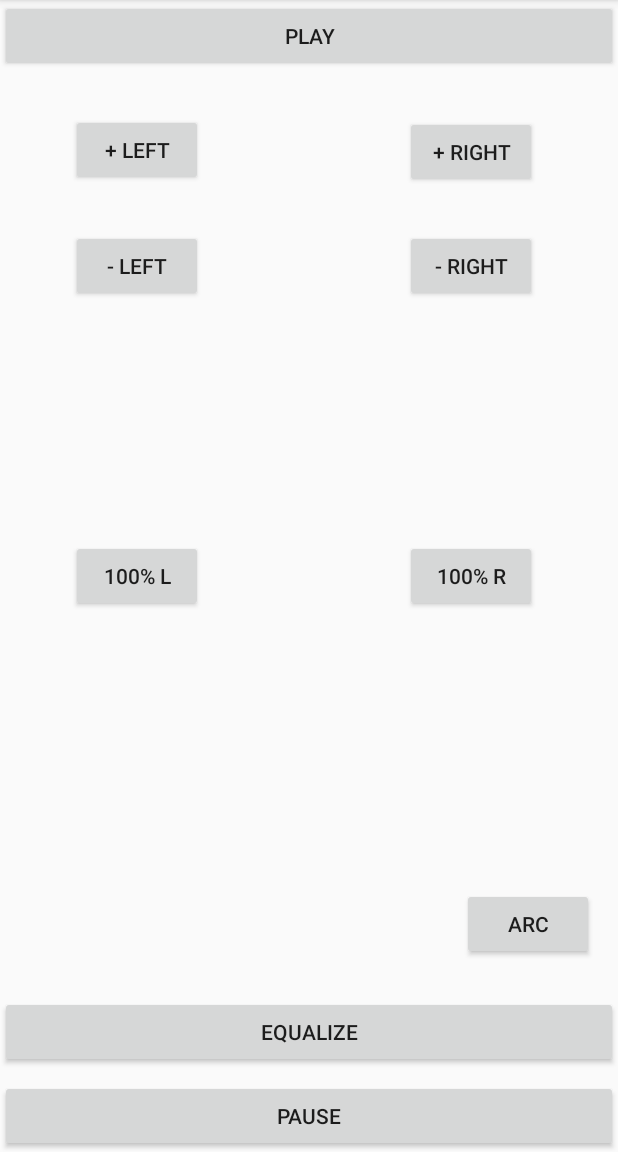
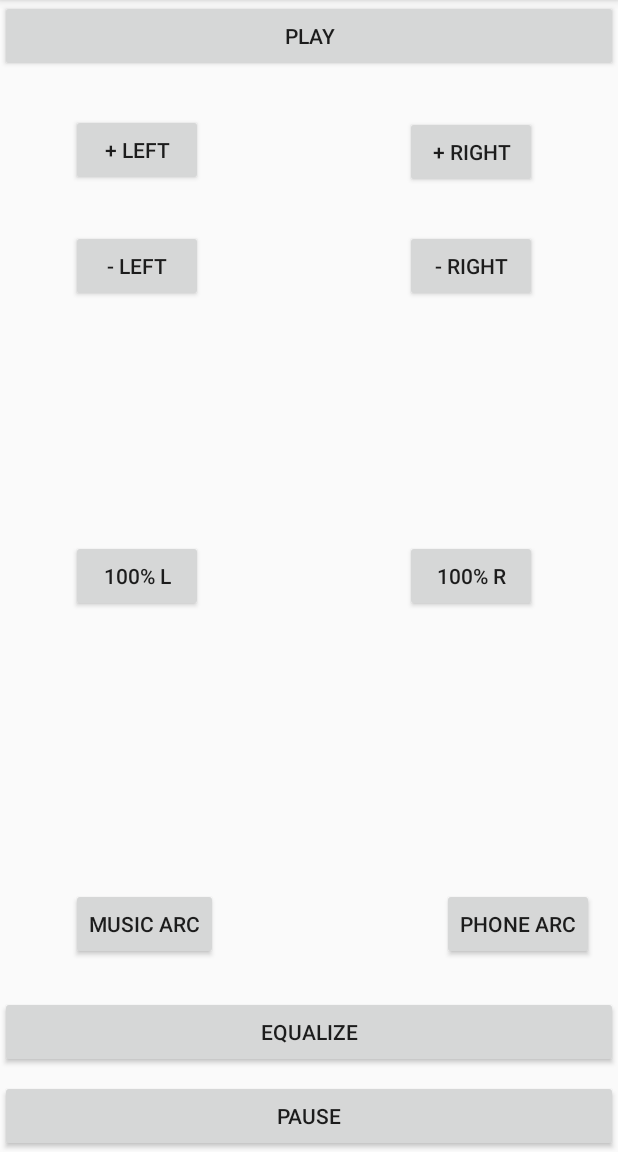
Before and after one commit to BGHProductions/SongTest, an Android app: the screen it shows after launch (MainActivity), on a phone screen of 412 x 824 dp, the part 84-1236 px from its top. Run offline under Robolectric (Android 15) with nearby library versions, the phone set to English and light mode, and no system bars.

Commit message:
can also now adjust volume of track played within android studio

```diff
--- a/app/src/main/AndroidManifest.xml
+++ b/app/src/main/AndroidManifest.xml
@@ -9,7 +9,6 @@
         android:roundIcon="@mipmap/ic_launcher_round"
         android:supportsRtl="true"
         android:theme="@style/AppTheme">
-
         <activity android:name=".MainActivity">
             <intent-filter>
                 <action android:name="android.intent.action.MAIN" />
@@ -17,9 +16,9 @@
                 <category android:name="android.intent.category.LAUNCHER" />
             </intent-filter>
         </activity>
-        <activity android:name=".SeekArcActivity"></activity>
-
+        <activity android:name=".SeekArcActivity" />
         tools:replace="android:icon"
+        <activity android:name=".MusicArcActivity"></activity>
     </application>
 
 </manifest>
--- a/app/src/main/res/layout/activity_main.xml
+++ b/app/src/main/res/layout/activity_main.xml
@@ -99,14 +99,24 @@
         android:onClick="equalize"/>
 
     <Button
-        android:id="@+id/SeekArcButton"
+        android:id="@+id/ArcPhoneVolume"
         android:layout_width="wrap_content"
         android:layout_height="wrap_content"
         android:layout_alignParentBottom="true"
         android:layout_alignParentEnd="true"
-        android:onClick="seekArc"
         android:layout_marginBottom="128dp"
         android:layout_marginEnd="16dp"
-        android:text="Arc" />
+        android:onClick="phoneVolumeArc"
+        android:text="Phone Arc" />
+
+
+    <Button
+        android:id="@+id/musicArcButton"
+        android:layout_width="wrap_content"
+        android:layout_height="wrap_content"
+        android:layout_alignStart="@+id/upLeftButton"
+        android:layout_alignTop="@+id/ArcPhoneVolume"
+        android:onClick="musicVolumeArc"
+        android:text="Music Arc" />
 
 </RelativeLayout>
```
Also changed, not shown: app/src/main/java/com/example/bertogonz3000/songtest/MainActivity.java (+7 -1 lines), app/src/main/java/com/example/bertogonz3000/songtest/MusicArcActivity.java (renamed from app/src/main/java/com/example/bertogonz3000/songtest/SeekArcActivity.java, +30 -4 lines), app/src/main/res/layout/activity_music_arc.xml (added, +24 -0 lines), app/src/main/res/layout/activity_seek_arc.xml (indentation only).
